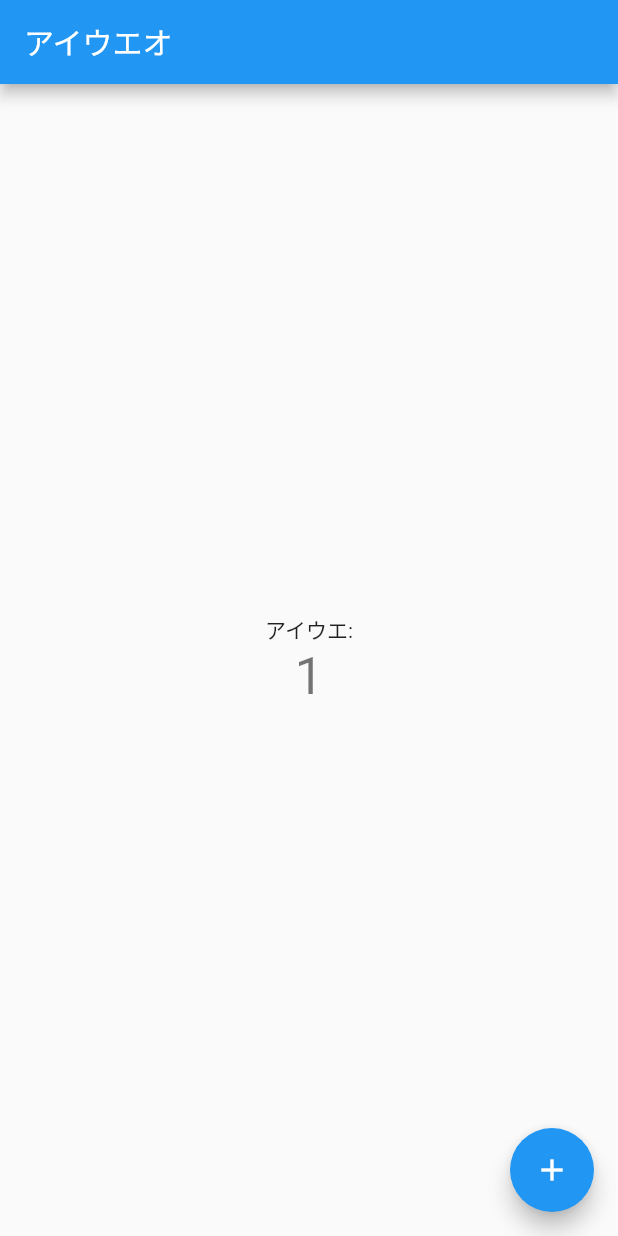
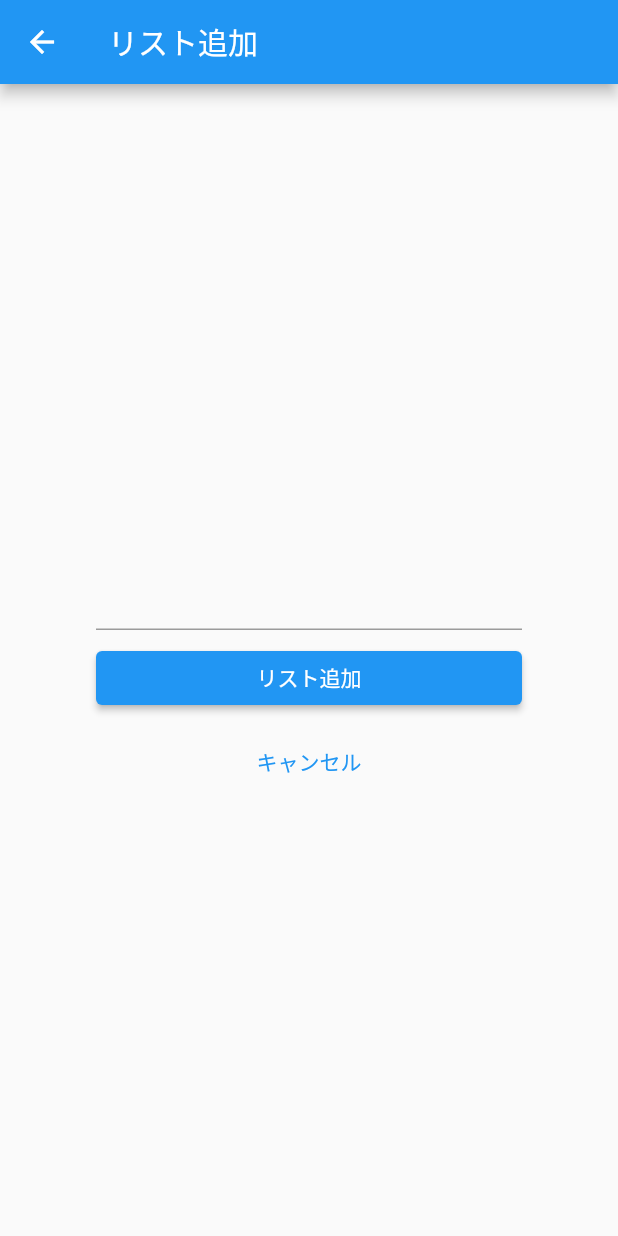
Before and after one commit to Tech-Uni-Summer-Hackathon2021/team-f, a Flutter app: the screen it shows after launch, after a tap on the "add" icon, on a phone screen of 412 x 824 dp. Run offline on Flutter 3.47's test engine with Material 2 defaults, Android fonts, the phone set to English and light mode, and no system bars.

Commit message:
list.first_push

```diff
--- a/lib/main.dart
+++ b/lib/main.dart
@@ -1,65 +1,148 @@
 import 'package:flutter/material.dart';
 
 void main() {
-  runApp(MyApp());
+  // 最初に表示するWidget
+  runApp(MyTodoApp());
 }
 
-class MyApp extends StatelessWidget {
+class MyTodoApp extends StatelessWidget {
   @override
   Widget build(BuildContext context) {
     return MaterialApp(
-      title: 'Flutter Demo', //アプリ名
+      // 右上に表示される"debug"ラベルを消す
+      debugShowCheckedModeBanner: false,
+      // アプリ名
+      title: 'My Todo App',
       theme: ThemeData(
-        primarySwatch: Colors.blue, //テーマカラー
+        // テーマカラー
+        primarySwatch: Colors.blue,
+        visualDensity: VisualDensity.adaptivePlatformDensity,
       ),
-      home: MyHomePage(title: 'アイウエオ'),
+      // リスト一覧画面を表示
+      home: TodoListPage(),
     );
   }
 }
 
-class MyHomePage extends StatefulWidget {
-  MyHomePage({Key? key, required this.title}) : super(key: key);
-
-  final String title;
-
+// リスト一覧画面用Widget
+class TodoListPage extends StatefulWidget {
   @override
-  _MyHomePageState createState() => _MyHomePageState();
+  _TodoListPageState createState() => _TodoListPageState();
 }
 
-class _MyHomePageState extends State<MyHomePage> {
-  int _counter = 0;
-
-  void _incrementCounter() {
-    setState(() {
-      _counter++;
-    });
-  }
+class _TodoListPageState extends State<TodoListPage> {
+  // Todoリストのデータ
+  List<String> todoList = [];
 
   @override
   Widget build(BuildContext context) {
     return Scaffold(
+      // AppBarを表示し、タイトルも設定
       appBar: AppBar(
-        title: Text(widget.title),
+        title: Text('タスクリスト'),
       ),
-      body: Center(
+      // データを元にListViewを作成
+      body: ListView.builder(
+        itemCount: todoList.length,
+        itemBuilder: (context, index) {
+          return Card(
+            child: ListTile(
+              title: Text(todoList[index]),
+            ),
+          );
+        },
+      ),
+      floatingActionButton: FloatingActionButton(
+        onPressed: () async {
+          // "push"で新規画面に遷移
+          // リスト追加画面から渡される値を受け取る
+          final newListText = await Navigator.of(context).push(
+            MaterialPageRoute(builder: (context) {
+              // 遷移先の画面としてリスト追加画面を指定
+              return TodoAddPage();
+            }),
+          );
+          if (newListText != null) {
+            // キャンセルした場合は newListText が null となるので注意
+            setState(() {
+              // リスト追加
+              todoList.add(newListText);
+            });
+          }
+        },
+        child: Icon(Icons.add),
+      ),
+    );
+  }
+}
+
+class TodoAddPage extends StatefulWidget {
+  @override
+  _TodoAddPageState createState() => _TodoAddPageState();
+}
+
+class _TodoAddPageState extends State<TodoAddPage> {
+  // 入力されたテキストをデータとして持つ
+  String _text = '';
+
+  // データを元に表示するWidget
+  @override
+  Widget build(BuildContext context) {
+    return Scaffold(
+      appBar: AppBar(
+        title: Text('リスト追加'),
+      ),
+      body: Container(
+        // 余白を付ける
+        padding: EdgeInsets.all(64),
         child: Column(
           mainAxisAlignment: MainAxisAlignment.center,
           children: <Widget>[
-            Text(
-              'アイウエ:',
+            // 入力されたテキストを表示
+            Text(_text, style: TextStyle(color: Colors.blue)),
+            const SizedBox(height: 8),
+            // テキスト入力
+            TextField(
+              // 入力されたテキストの値を受け取る（valueが入力されたテキスト）
+              onChanged: (String value) {
+                // データが変更したことを知らせる（画面を更新する）
+                setState(() {
+                  // データを変更
+                  _text = value;
+                });
+              },
             ),
-            Text(
-              '$_counter',
-              style: Theme.of(context).textTheme.headline4,
+            const SizedBox(height: 8),
+            Container(
+              // 横幅いっぱいに広げる
+              width: double.infinity,
+              // リスト追加ボタン
+              child: ElevatedButton(
+                onPressed: () {
+                  // "pop"で前の画面に戻る
+                  // "pop"の引数から前の画面にデータを渡す
+                  Navigator.of(context).pop(_text);
+                },
+                child: Text('リスト追加', style: TextStyle(color: Colors.white)),
+              ),
+            ),
+            const SizedBox(height: 8),
+            Container(
+              // 横幅いっぱいに広げる
+              width: double.infinity,
+              // キャンセルボタン
+              child: TextButton(
+                // ボタンをクリックした時の処理
+                onPressed: () {
+                  // "pop"で前の画面に戻る
+                  Navigator.of(context).pop();
+                },
+                child: Text('キャンセル'),
+              ),
             ),
           ],
         ),
       ),
-      floatingActionButton: FloatingActionButton(
-        onPressed: _incrementCounter,
-        tooltip: 'Increment',
-        child: Icon(Icons.add),
-      ), // This trailing comma makes auto-formatting nicer for build methods.
     );
   }
 }
```
